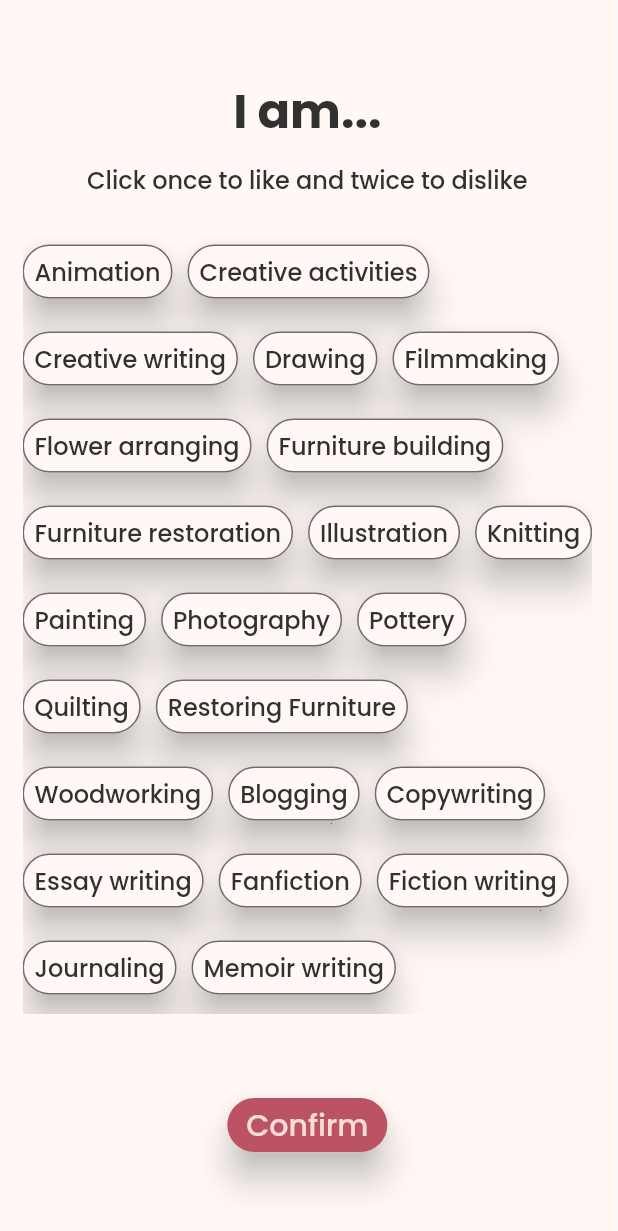
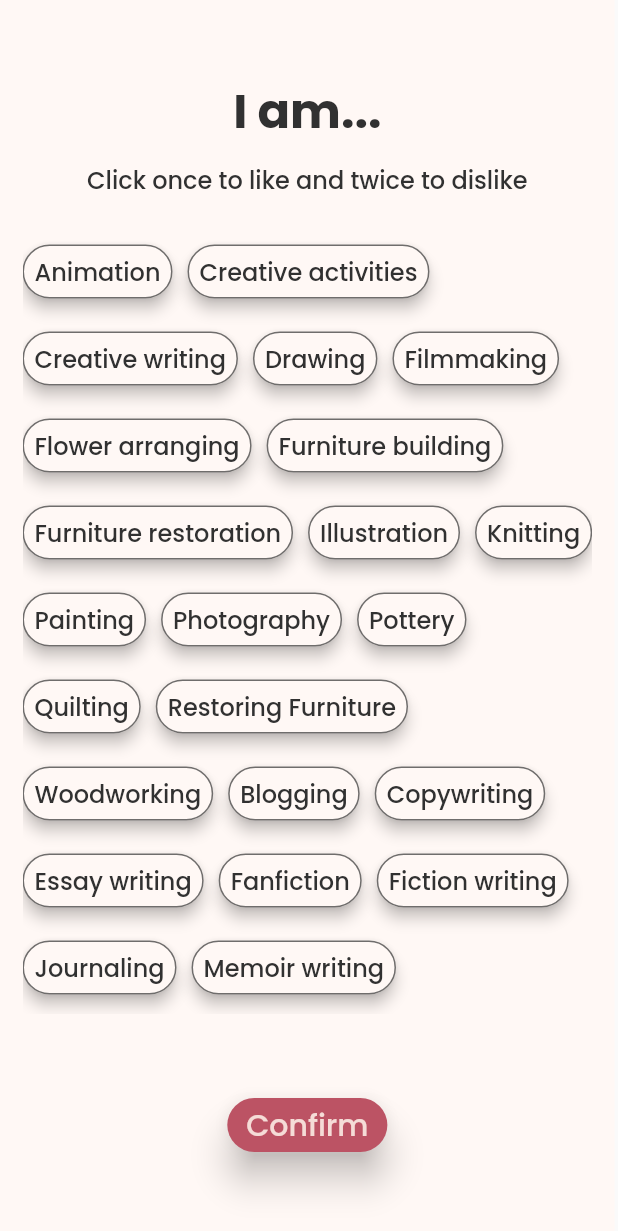
Before and after one commit to rpibusybees/RPIRizz, a Flutter app: the LifestylePage screen opened directly, on a phone screen of 412 x 824 dp. Shown: the top 1231 px of the screen. Run offline on Flutter 3.47's test engine with Material 2 defaults, Android fonts, the phone set to English and light mode, and no system bars; our stand-ins replace cloud_firestore, firebase_auth, firebase_core, firebase_storage, image_picker; accounts and stored records are empty; generated files the repository leaves out were written again.

Commit message:
Update genderlifestyleinfo.dart

```diff
--- a/rizz/lib/genderlifestyleinfo.dart
+++ b/rizz/lib/genderlifestyleinfo.dart
@@ -348,7 +348,7 @@ class LifestyleButtonState extends State<LifestyleButton> {
               width: getWidth(),
             ),
           ),
-          elevation: 10,
+          elevation: 4,
         ),
         child: Text(
           widget.lifeObj.lifestyle,
```
